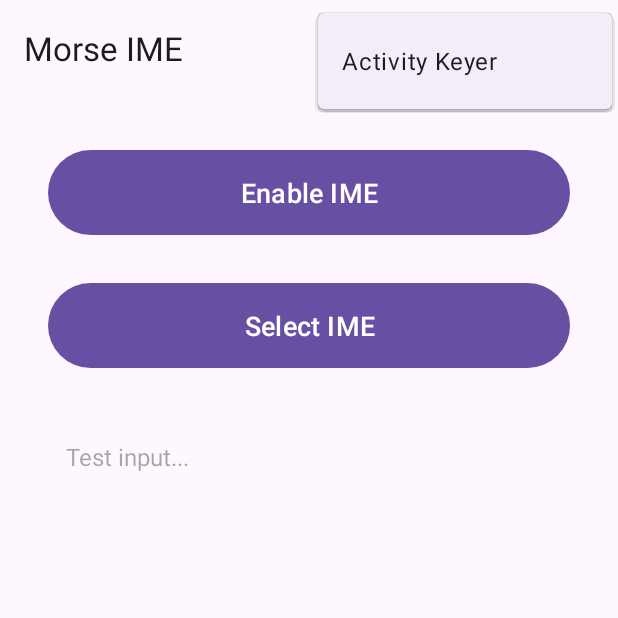
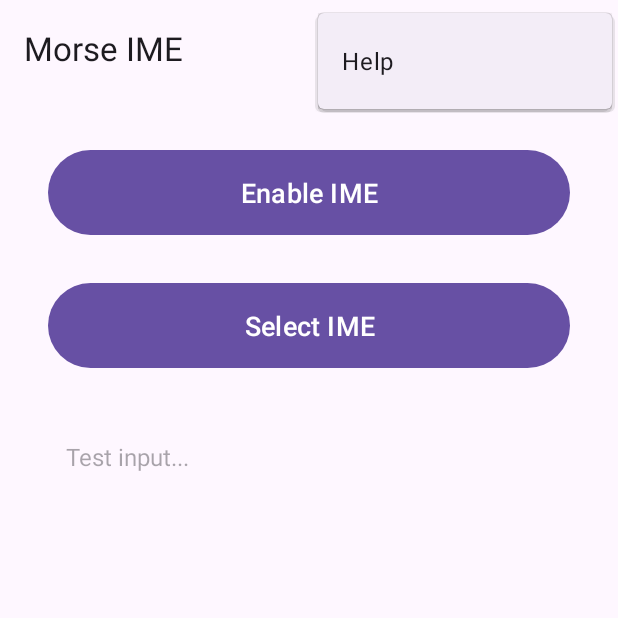
Before and after one commit to bczhc/cw-keyer, an Android app: the screen it shows after launch (MainActivity), with the options menu open, on a phone screen of 412 x 824 dp, the top half of it. Run offline under Robolectric (Android 15) with nearby library versions, the light colour scheme and no system bars.

Commit message:
android: add a help dialog

```diff
--- a/android/app/src/main/res/menu/main_menu.xml
+++ b/android/app/src/main/res/menu/main_menu.xml
@@ -2,7 +2,7 @@
 <menu xmlns:android="http://schemas.android.com/apk/res/android"
     xmlns:app="http://schemas.android.com/apk/res-auto">
     <item
-        android:id="@+id/action_keyer"
-        android:title="@string/action_keyer"
+        android:id="@+id/action_help"
+        android:title="@string/action_help"
         app:showAsAction="never" />
 </menu>
--- a/android/app/src/main/res/values/strings.xml
+++ b/android/app/src/main/res/values/strings.xml
@@ -16,4 +16,10 @@
     <string name="sound">Sound</string>
     <string name="vibration">Vibration</string>
     <string name="show_composing">Show composing</string>
+    <string name="action_help">Help</string>
+    <string name="help_title">Morse Code Table</string>
+    <string name="label_space">Space</string>
+    <string name="label_newline">Newline</string>
+    <string name="label_null_char">Null char</string>
+    <string name="null_char_desc">Null char: 7-12 dots</string>
 </resources>
```
Also changed, not shown: android/app/src/main/java/pers/zhc/android/morseime/MainActivity.kt (+51 -2 lines), 1 other file.
